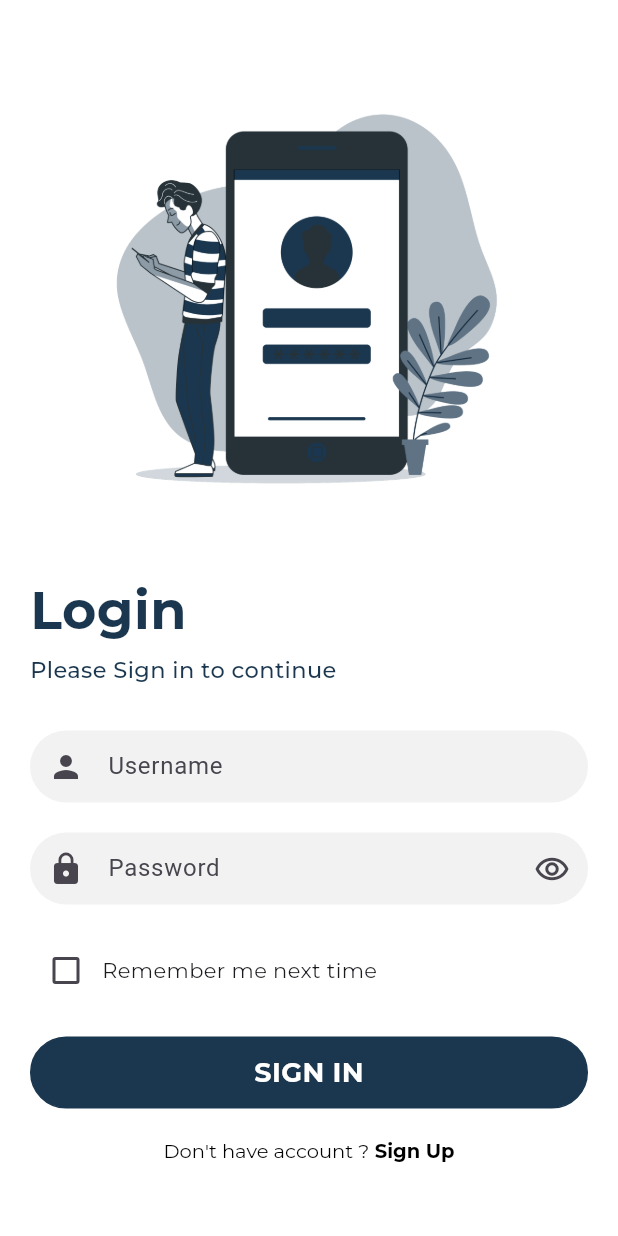
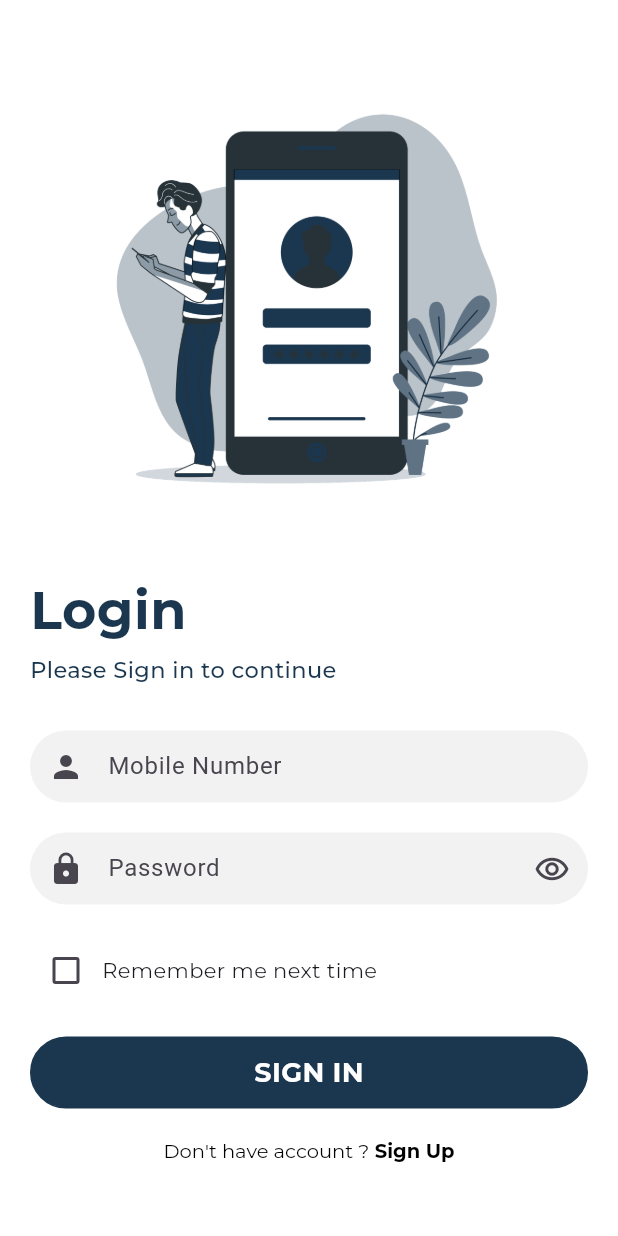
Before and after one commit to Jagannathan-Dev/counter_app, a Flutter app: the screen it shows after launch, after a tap on "Login", on a phone screen of 412 x 824 dp. Run offline on Flutter 3.47's test engine with Material 3 defaults, Android fonts, the phone set to English and light mode, and no system bars; our stand-ins replace flutter_riverpod, google_fonts, shared_preferences.

Commit message:
first changes

```diff
--- a/lib/components/common/input.dart
+++ b/lib/components/common/input.dart
@@ -10,6 +10,7 @@ class Input extends StatelessWidget {
   final Function(String)? onChanged;
   final VoidCallback? onPressed;
   final String? errors;
+  final int? maxLength;
 
   const Input({
     super.key,
@@ -22,6 +23,7 @@ class Input extends StatelessWidget {
     this.onChanged,
     this.onPressed,
     this.errors,
+    this.maxLength,
   });
 
   @override
@@ -32,6 +34,7 @@ class Input extends StatelessWidget {
         obscureText: secureText,
         keyboardType: keyboardType,
         onChanged: onChanged,
+        maxLength: maxLength,
         textAlignVertical: TextAlignVertical.center,
         decoration: InputDecoration(
           prefixIcon: prefixIcon != null ? Icon(prefixIcon) : null,
--- a/lib/screens/login_register/user_login.dart
+++ b/lib/screens/login_register/user_login.dart
@@ -116,7 +116,7 @@ class LoginState extends State<UserLogin> {
                   ),
                   SizedBox(height: 30),
                   Input(
-                    placeholder: 'Username',
+                    placeholder: 'Mobile Number',
                     prefixIcon: Icons.person,
                     controller: userName,
                     onChanged: (value) {
--- a/lib/screens/login_register/user_register.dart
+++ b/lib/screens/login_register/user_register.dart
@@ -135,6 +135,7 @@ class RegisterState extends State<UserRegister> {
                     onChanged: (value) {
                       handleErrors('', 'mobileErr');
                     },
+                    maxLength: 10,
                     errors: errors['mobileErr'],
                   ),
                   SizedBox(height: 20),
```
